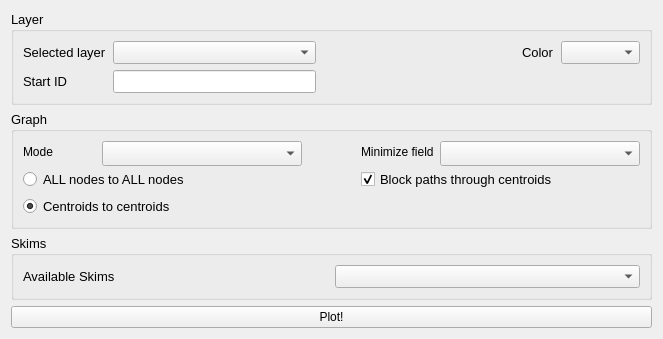
First picture: the form in qaequilibrae/modules/paths_procedures/forms/ui_skim_viewer.ui, repository andreiprokhorov/AequilibraE, before the edit.
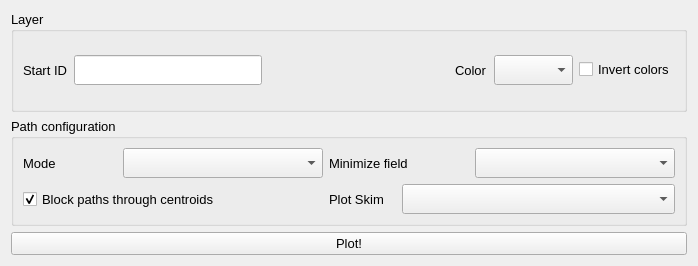
Second picture: the form after the edit.

Commit message:
Fix bugs in Skim Viewer (#482)
* Update UI and color ramps

* update skim viewer (still has bugs)

* update skim viewer

* .

* docs

* NaN/Inf background

* Add layer removal control

* Runs only on LTR

* workflows

* lint

```diff
--- a/qaequilibrae/modules/paths_procedures/forms/ui_skim_viewer.ui
+++ b/qaequilibrae/modules/paths_procedures/forms/ui_skim_viewer.ui
@@ -6,15 +6,86 @@
    <rect>
     <x>0</x>
     <y>0</y>
-    <width>663</width>
-    <height>339</height>
+    <width>698</width>
+    <height>266</height>
    </rect>
   </property>
   <property name="windowTitle">
    <string>Skim viewer</string>
   </property>
-  <layout class="QGridLayout" name="gridLayout_4">
-   <item row="1" column="0">
+  <layout class="QVBoxLayout" name="verticalLayout">
+   <item>
+    <widget class="QGroupBox" name="layer_config">
+     <property name="font">
+      <font>
+       <pointsize>10</pointsize>
+      </font>
+     </property>
+     <property name="title">
+      <string>Layer</string>
+     </property>
+     <layout class="QGridLayout" name="gridLayout_2">
+      <item row="0" column="1">
+       <widget class="QLineEdit" name="line_start_id">
+        <property name="minimumSize">
+         <size>
+          <width>0</width>
+          <height>30</height>
+         </size>
+        </property>
+        <property name="text">
+         <string/>
+        </property>
+       </widget>
+      </item>
+      <item row="0" column="0">
+       <widget class="QLabel" name="label_6">
+        <property name="text">
+         <string>Start ID</string>
+        </property>
+       </widget>
+      </item>
+      <item row="0" column="4">
+       <widget class="QComboBox" name="cob_color">
+        <property name="minimumSize">
+         <size>
+          <width>0</width>
+          <height>30</height>
+         </size>
+        </property>
+       </widget>
+      </item>
+      <item row="0" column="2">
+       <spacer name="hspace_2">
+        <property name="orientation">
+         <enum>Qt::Horizontal</enum>
+        </property>
+        <property name="sizeHint" stdset="0">
+         <size>
+          <width>40</width>
+          <height>20</height>
+         </size>
+        </property>
+       </spacer>
+      </item>
+      <item row="0" column="3">
+       <widget class="QLabel" name="label_5">
+        <property name="text">
+         <string>Color</string>
+        </property>
+       </widget>
+      </item>
+      <item row="0" column="5">
+       <widget class="QCheckBox" name="chb_invert">
+        <property name="text">
+         <string>Invert colors</string>
+        </property>
+       </widget>
+      </item>
+     </layout>
+    </widget>
+   </item>
+   <item>
     <widget class="QGroupBox" name="graph_config">
      <property name="sizePolicy">
       <sizepolicy hsizetype="Preferred" vsizetype="Preferred">
@@ -40,48 +111,10 @@
       </font>
      </property>
      <property name="title">
-      <string>Graph</string>
+      <string>Path configuration</string>
      </property>
      <layout class="QGridLayout" name="gridLayout_3">
-      <item row="0" column="6">
-       <widget class="QComboBox" name="cob_minimizing">
-        <property name="sizePolicy">
-         <sizepolicy hsizetype="Preferred" vsizetype="Preferred">
-          <horstretch>0</horstretch>
-          <verstretch>0</verstretch>
-         </sizepolicy>
-        </property>
-        <property name="minimumSize">
-         <size>
-          <width>200</width>
-          <height>25</height>
-         </size>
-        </property>
-       </widget>
-      </item>
-      <item row="1" column="4" colspan="2">
-       <spacer name="vspace_1">
-        <property name="sizePolicy">
-         <sizepolicy hsizetype="Minimum" vsizetype="Preferred">
-          <horstretch>0</horstretch>
-          <verstretch>0</verstretch>
-         </sizepolicy>
-        </property>
-        <property name="orientation">
-         <enum>Qt::Vertical</enum>
-        </property>
-        <property name="sizeType">
-         <enum>QSizePolicy::Preferred</enum>
-        </property>
-        <property name="sizeHint" stdset="0">
-         <size>
-          <width>20</width>
-          <height>40</height>
-         </size>
-        </property>
-       </spacer>
-      </item>
-      <item row="0" column="4" colspan="2">
+      <item row="0" column="3" colspan="2">
        <widget class="QLabel" name="label_2">
         <property name="sizePolicy">
          <sizepolicy hsizetype="Preferred" vsizetype="Preferred">
@@ -91,7 +124,7 @@
         </property>
         <property name="font">
          <font>
-          <pointsize>9</pointsize>
+          <pointsize>10</pointsize>
          </font>
         </property>
         <property name="text">
@@ -99,45 +132,51 @@
         </property>
        </widget>
       </item>
-      <item row="3" column="0" colspan="2">
-       <widget class="QRadioButton" name="rdo_centroids_only">
+      <item row="1" column="3">
+       <widget class="QLabel" name="label_3">
+        <property name="text">
+         <string>Plot Skim</string>
+        </property>
+       </widget>
+      </item>
+      <item row="0" column="0">
+       <widget class="QLabel" name="label_1">
         <property name="sizePolicy">
          <sizepolicy hsizetype="Preferred" vsizetype="Preferred">
           <horstretch>0</horstretch>
           <verstretch>0</verstretch>
          </sizepolicy>
         </property>
+        <property name="font">
+         <font>
+          <pointsize>10</pointsize>
+         </font>
+        </property>
         <property name="text">
-         <string>Centroids to centroids</string>
+         <string>Mode</string>
         </property>
-        <property name="checked">
-         <bool>true</bool>
-        </property>
        </widget>
       </item>
-      <item row="0" column="3">
-       <spacer name="hspace_1">
+      <item row="0" column="5">
+       <widget class="QComboBox" name="cob_minimizing">
         <property name="sizePolicy">
-         <sizepolicy hsizetype="Minimum" vsizetype="Minimum">
+         <sizepolicy hsizetype="Preferred" vsizetype="Preferred">
           <horstretch>0</horstretch>
           <verstretch>0</verstretch>
          </sizepolicy>
         </property>
-        <property name="orientation">
-         <enum>Qt::Horizontal</enum>
-        </property>
-        <property name="sizeHint" stdset="0">
+        <property name="minimumSize">
          <size>
-          <width>56</width>
-          <height>20</height>
+          <width>200</width>
+          <height>30</height>
          </size>
         </property>
-       </spacer>
+       </widget>
       </item>
       <item row="0" column="1" colspan="2">
        <widget class="QComboBox" name="cob_modes">
         <property name="sizePolicy">
-         <sizepolicy hsizetype="Preferred" vsizetype="Preferred">
+         <sizepolicy hsizetype="Preferred" vsizetype="Fixed">
           <horstretch>0</horstretch>
           <verstretch>0</verstretch>
          </sizepolicy>
@@ -145,7 +184,7 @@
         <property name="minimumSize">
          <size>
           <width>200</width>
-          <height>25</height>
+          <height>30</height>
          </size>
         </property>
         <property name="font">
@@ -158,7 +197,7 @@
         </property>
        </widget>
       </item>
-      <item row="2" column="4" colspan="3">
+      <item row="1" column="0" colspan="2">
        <widget class="QCheckBox" name="block_paths">
         <property name="sizePolicy">
          <sizepolicy hsizetype="Preferred" vsizetype="Preferred">
@@ -174,151 +213,31 @@
         </property>
        </widget>
       </item>
-      <item row="0" column="0">
-       <widget class="QLabel" name="label_1">
-        <property name="sizePolicy">
-         <sizepolicy hsizetype="Preferred" vsizetype="Preferred">
-          <horstretch>0</horstretch>
-          <verstretch>0</verstretch>
-         </sizepolicy>
-        </property>
-        <property name="font">
-         <font>
-          <pointsize>9</pointsize>
-         </font>
-        </property>
-        <property name="text">
-         <string>Mode</string>
-        </property>
-       </widget>
-      </item>
-      <item row="2" column="0" colspan="3">
-       <widget class="QRadioButton" name="rdo_all_nodes">
-        <property name="sizePolicy">
-         <sizepolicy hsizetype="Preferred" vsizetype="Preferred">
-          <horstretch>0</horstretch>
-          <verstretch>0</verstretch>
-         </sizepolicy>
-        </property>
-        <property name="text">
-         <string>ALL nodes to ALL nodes</string>
+      <item row="1" column="4" colspan="2">
+       <widget class="QComboBox" name="cob_skim">
+        <property name="minimumSize">
+         <size>
+          <width>0</width>
+          <height>30</height>
+         </size>
         </property>
        </widget>
       </item>
      </layout>
     </widget>
    </item>
-   <item row="4" column="0">
+   <item>
     <widget class="QPushButton" name="but_plot">
+     <property name="font">
+      <font>
+       <pointsize>10</pointsize>
+      </font>
+     </property>
      <property name="text">
       <string>Plot!</string>
      </property>
     </widget>
    </item>
-   <item row="2" column="0">
-    <widget class="QGroupBox" name="skim_config">
-     <property name="font">
-      <font>
-       <pointsize>10</pointsize>
-      </font>
-     </property>
-     <property name="title">
-      <string>Skims</string>
-     </property>
-     <layout class="QGridLayout" name="gridLayout">
-      <item row="0" column="1">
-       <widget class="QComboBox" name="cob_skim"/>
-      </item>
-      <item row="0" column="0">
-       <widget class="QLabel" name="label_3">
-        <property name="text">
-         <string>Available Skims</string>
-        </property>
-       </widget>
-      </item>
-     </layout>
-    </widget>
-   </item>
-   <item row="0" column="0">
-    <widget class="QGroupBox" name="layer_config">
-     <property name="font">
-      <font>
-       <pointsize>10</pointsize>
-      </font>
-     </property>
-     <property name="title">
-      <string>Layer</string>
-     </property>
-     <layout class="QGridLayout" name="gridLayout_2">
-      <item row="0" column="4">
-       <widget class="QComboBox" name="cob_color"/>
-      </item>
-      <item row="0" column="3">
-       <widget class="QLabel" name="label_5">
-        <property name="text">
-         <string>Color</string>
-        </property>
-       </widget>
-      </item>
-      <item row="0" column="0">
-       <widget class="QLabel" name="label_4">
-        <property name="text">
-         <string>Selected layer</string>
-        </property>
-       </widget>
-      </item>
-      <item row="0" column="2">
-       <spacer name="hspace_2">
-        <property name="orientation">
-         <enum>Qt::Horizontal</enum>
-        </property>
-        <property name="sizeType">
-         <enum>QSizePolicy::Minimum</enum>
-        </property>
-        <property name="sizeHint" stdset="0">
-         <size>
-          <width>56</width>
-          <height>20</height>
-         </size>
-        </property>
-       </spacer>
-      </item>
-      <item row="1" column="0">
-       <widget class="QLabel" name="label_6">
-        <property name="text">
-         <string>Start ID</string>
-        </property>
-       </widget>
-      </item>
-      <item row="1" column="1">
-       <widget class="QLineEdit" name="line_start_id">
-        <property name="text">
-         <string/>
-        </property>
-       </widget>
-      </item>
-      <item row="1" column="2">
-       <spacer name="hspace_3">
-        <property name="orientation">
-         <enum>Qt::Horizontal</enum>
-        </property>
-        <property name="sizeType">
-         <enum>QSizePolicy::Minimum</enum>
-        </property>
-        <property name="sizeHint" stdset="0">
-         <size>
-          <width>200</width>
-          <height>20</height>
-         </size>
-        </property>
-       </spacer>
-      </item>
-      <item row="0" column="1">
-       <widget class="QComboBox" name="cob_layer"/>
-      </item>
-     </layout>
-    </widget>
-   </item>
   </layout>
  </widget>
  <resources/>
```
The commit also changes 11 other files.
